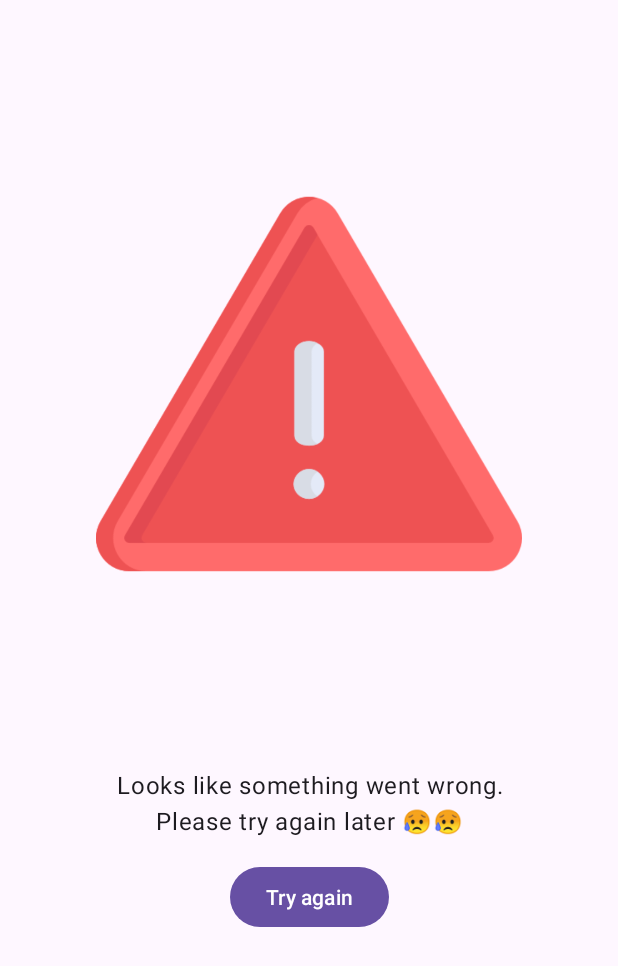
After one commit to AhmetOcak/Android-Weather-App, an Android app: the layout error_layout.xml on its own in the app's theme, with its tools: preview values and no code run, on a phone screen of 412 x 824 dp. The commit adds this screen. Shown: the top 966 px of the screen. Run offline under Robolectric (Android 15) with nearby library versions, the phone set to English and light mode, and no system bars.

Commit message:
- error layout added

```diff
--- a/app/src/main/java/com/ahmetocak/android_weather_app/data/remote/RemoteDataSourceImpl.kt
+++ b/app/src/main/java/com/ahmetocak/android_weather_app/data/remote/RemoteDataSourceImpl.kt
@@ -1,5 +1,6 @@
 package com.ahmetocak.android_weather_app.data.remote
 
+import android.util.Log
 import com.ahmetocak.android_weather_app.data.di.AppDispatchers
 import com.ahmetocak.android_weather_app.data.di.Dispatcher
 import com.ahmetocak.android_weather_app.data.remote.api.OpenWeatherApi
@@ -21,6 +22,7 @@ class RemoteDataSourceImpl @Inject constructor(
         latitude: Double,
         longitude: Double
     ): BaseResponse<CurrentWeatherDto> {
+        Log.d("getCurrentWeatherData", "worked")
         return remoteResponseWrapper { api.getCurrentWeather(latitude, longitude) }
     }
 
--- /dev/null
+++ b/app/src/main/res/layout/error_layout.xml
@@ -0,0 +1,45 @@
+<?xml version="1.0" encoding="utf-8"?>
+<layout xmlns:android="http://schemas.android.com/apk/res/android"
+    xmlns:app="http://schemas.android.com/apk/res-auto">
+
+    <androidx.constraintlayout.widget.ConstraintLayout
+        android:id="@+id/cl_error_layout"
+        android:layout_width="match_parent"
+        android:layout_height="match_parent">
+
+        <ImageView
+            android:id="@+id/iv_error"
+            android:layout_width="0dp"
+            android:layout_height="wrap_content"
+            android:layout_marginStart="64dp"
+            android:layout_marginEnd="64dp"
+            android:importantForAccessibility="no"
+            app:layout_constraintEnd_toEndOf="parent"
+            app:layout_constraintStart_toStartOf="parent"
+            app:layout_constraintTop_toTopOf="parent"
+            app:srcCompat="@drawable/error" />
+
+        <TextView
+            android:id="@+id/tv_error_description"
+            android:layout_width="0dp"
+            android:layout_height="wrap_content"
+            android:layout_marginStart="64dp"
+            android:layout_marginEnd="64dp"
+            android:text="@string/error_description"
+            android:textAlignment="center"
+            android:textAppearance="@style/TextAppearance.Material3.BodyLarge"
+            app:layout_constraintEnd_toEndOf="parent"
+            app:layout_constraintStart_toStartOf="parent"
+            app:layout_constraintTop_toBottomOf="@+id/iv_error" />
+
+        <com.google.android.material.button.MaterialButton
+            android:id="@+id/btn_try_again"
+            android:layout_width="wrap_content"
+            android:layout_height="wrap_content"
+            android:layout_marginTop="16dp"
+            android:text="@string/try_again"
+            app:layout_constraintEnd_toEndOf="parent"
+            app:layout_constraintStart_toStartOf="parent"
+            app:layout_constraintTop_toBottomOf="@+id/tv_error_description" />
+    </androidx.constraintlayout.widget.ConstraintLayout>
+</layout>
--- a/app/src/main/res/values/strings.xml
+++ b/app/src/main/res/values/strings.xml
@@ -26,4 +26,6 @@
     <string name="hello_blank_fragment">Hello blank fragment</string>
     <string name="permission_description">In order to furnish you with precise weather updates, it is necessary for me to ascertain your current location. This enables me to deliver real-time weather reports and forecasts tailored to your specific geographical area.</string>
     <string name="settings">Settings</string>
+    <string name="error_description">Looks like something went wrong. Please try again later 😥😥</string>
+    <string name="try_again">Try again</string>
 </resources>
```
Also changed, not shown: app/src/main/java/com/ahmetocak/android_weather_app/feature/home/HomeScreenFragment.kt (+23 -19 lines), app/src/main/java/com/ahmetocak/android_weather_app/feature/home/HomeViewModel.kt (+19 -11 lines), app/src/main/res/layout/fragment_home_screen.xml (+21 -4 lines), app/src/main/res/drawable/error.png (added).
